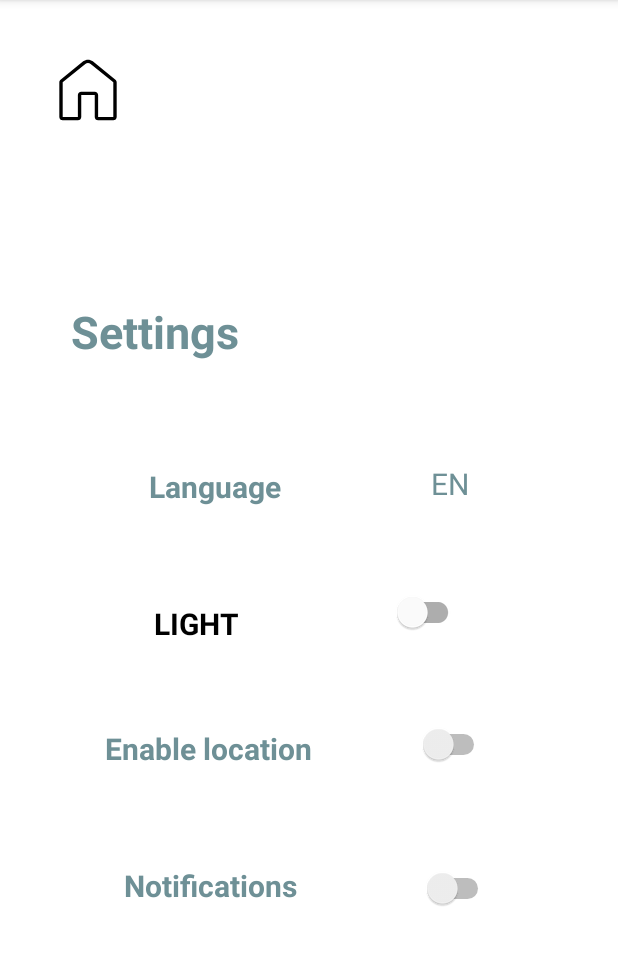
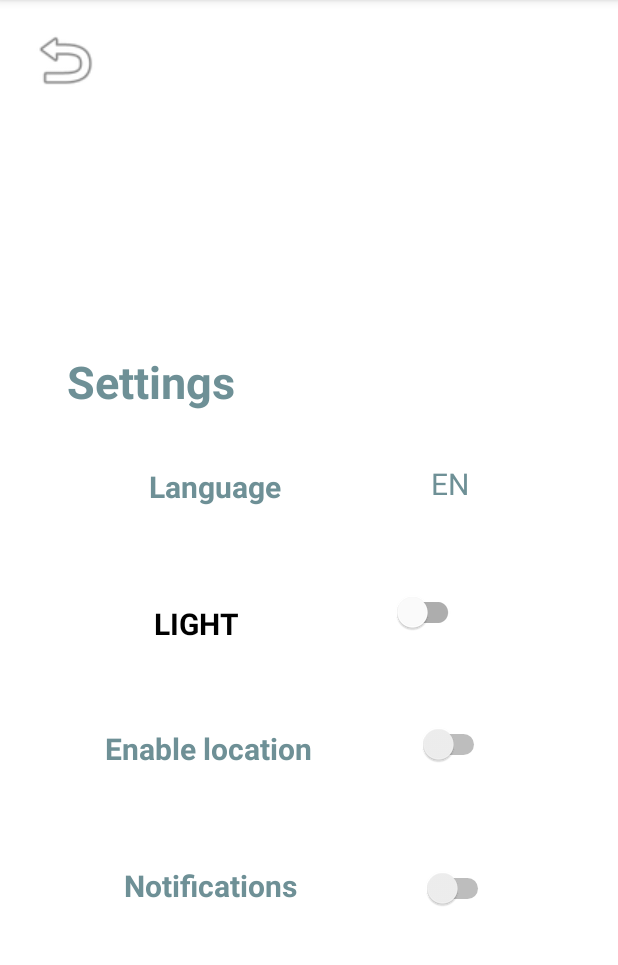
Before and after one commit to capybarasRV4/CookItUp_App, an Android app: the SettingsActivity screen opened directly, with no data from a screen before it, on a phone screen of 412 x 824 dp, the part 84-1049 px from its top. Run offline under Robolectric (Android 15) with nearby library versions, the phone set to English and light mode, and no system bars; libraries missing offline, so code that uses them is left out: io.github.serpro69.kfaker.

Commit message:
changed the button image in activity_settings.xml

```diff
--- a/app/src/main/res/layout/activity_main.xml
+++ b/app/src/main/res/layout/activity_main.xml
@@ -85,18 +85,17 @@
 
     <TextView
         android:id="@+id/title_main"
-        android:layout_width="221dp"
-        android:layout_height="wrap_content"
+        android:layout_width="246dp"
+        android:layout_height="45dp"
+        android:layout_marginTop="10dp"
         android:text="Recommended"
         android:textColor="@color/darker"
         android:textSize="30sp"
-        android:layout_marginTop="10dp"
         android:textStyle="bold"
         app:layout_constraintEnd_toEndOf="parent"
         app:layout_constraintHorizontal_bias="0.215"
         app:layout_constraintStart_toStartOf="parent"
-        app:layout_constraintTop_toTopOf="@+id/guideline2"
-        app:layout_constraintVertical_bias="0.61" />
+        app:layout_constraintTop_toTopOf="@+id/guideline2" />
 
     <ImageView
         android:id="@+id/imageView5"
--- a/app/src/main/res/layout/activity_settings.xml
+++ b/app/src/main/res/layout/activity_settings.xml
@@ -11,18 +11,16 @@
         android:id="@+id/imageButton5"
         android:layout_width="51dp"
         android:layout_height="48dp"
-        android:layout_marginTop="36dp"
+        android:layout_marginBottom="20dp"
         android:background="@color/white"
-
-
         android:scaleType="fitEnd"
         app:layout_constraintBottom_toTopOf="@+id/guideline"
         app:layout_constraintEnd_toEndOf="parent"
-        app:layout_constraintHorizontal_bias="0.086"
+        app:layout_constraintHorizontal_bias="0.044"
         app:layout_constraintStart_toStartOf="parent"
         app:layout_constraintTop_toTopOf="parent"
-        app:layout_constraintVertical_bias="0.0"
-        app:srcCompat="@drawable/homes_icon" />
+        app:layout_constraintVertical_bias="0.727"
+        app:srcCompat="@android:drawable/ic_menu_revert" />
 
     <TextView
         android:id="@+id/LightDarkModeText"
@@ -52,17 +50,15 @@
         android:id="@+id/textView"
         android:layout_width="wrap_content"
         android:layout_height="wrap_content"
-        android:layout_marginBottom="60dp"
+        android:layout_marginBottom="36dp"
         android:text="Settings"
         android:textColor="@color/darker"
         android:textSize="30sp"
         android:textStyle="bold"
         app:layout_constraintBottom_toTopOf="@+id/textView4"
         app:layout_constraintEnd_toEndOf="parent"
-        app:layout_constraintHorizontal_bias="0.157"
-        app:layout_constraintStart_toStartOf="parent"
-        app:layout_constraintTop_toTopOf="@+id/guideline"
-        app:layout_constraintVertical_bias="0.915" />
+        app:layout_constraintHorizontal_bias="0.149"
+        app:layout_constraintStart_toStartOf="parent" />
 
     <Switch
         android:id="@+id/switch1"
@@ -151,7 +147,7 @@
         android:layout_width="wrap_content"
         android:layout_height="wrap_content"
         android:orientation="horizontal"
-        app:layout_constraintGuide_begin="104dp" />
+        app:layout_constraintGuide_begin="90dp" />
 
 
 </androidx.constraintlayout.widget.ConstraintLayout>
```
